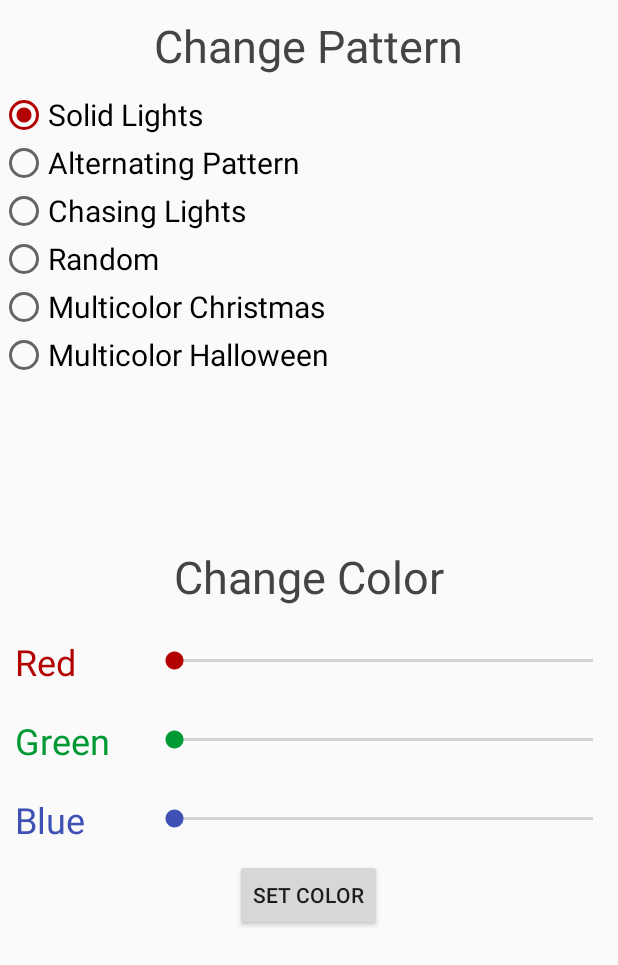
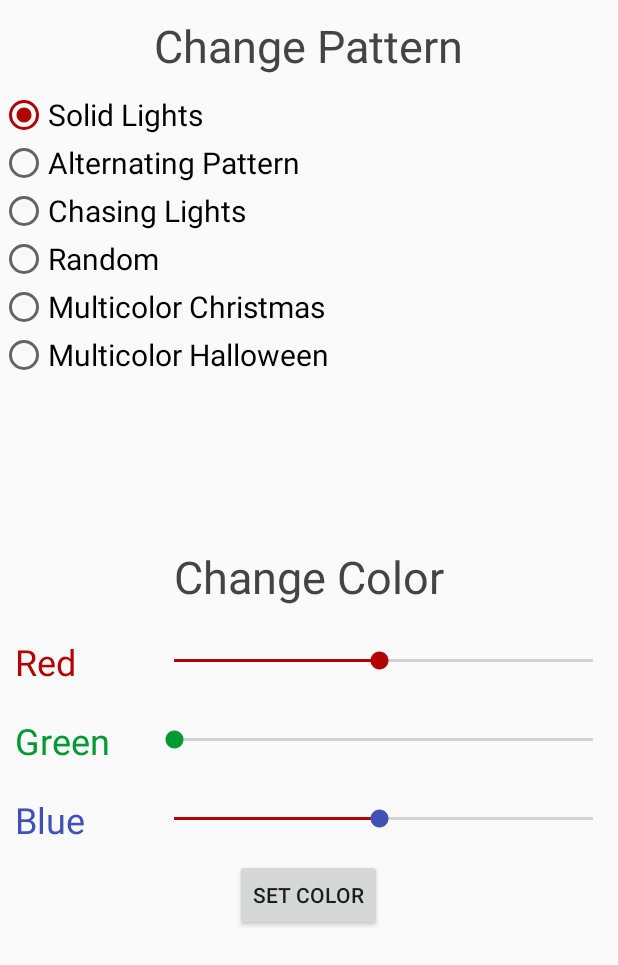
Before and after one commit to crflemin/smart-holiday-lights, an Android app: the Color_fragment screen opened directly, with no data from a screen before it, after a tap on "SET COLOR", on a phone screen of 412 x 824 dp. Shown: the top 965 px of the screen. Run offline under Robolectric (Android 15) with nearby library versions, the phone set to English and light mode, and no system bars; 1 statement that could not run was skipped.

Commit message:
Tested color fragment and changed button to send color command

```diff
--- a/android-studio-files/app/src/main/java/com/developer/pnolanre/finalproject/ArduinoBluetoothDevice.java
+++ b/android-studio-files/app/src/main/java/com/developer/pnolanre/finalproject/ArduinoBluetoothDevice.java
@@ -33,7 +33,7 @@ public class ArduinoBluetoothDevice {
     }
 
     public void changePattern(int patternIndex) throws ArduinoException {
-        if (patternIndex < 0 || patternIndex > mPatternCount)
+        if (patternIndex < 0 || patternIndex >= mPatternCount)
             throw new ArduinoException("Invalid pattern selection.");
 
         byte[] command = new byte[2];
--- a/android-studio-files/app/src/main/java/com/developer/pnolanre/finalproject/Color_fragment.java
+++ b/android-studio-files/app/src/main/java/com/developer/pnolanre/finalproject/Color_fragment.java
@@ -12,24 +12,36 @@ import android.widget.Toast;
 /**
  * Created by pnolanre on 11/23/2015.
  */
-public class Color_fragment extends Fragment implements SeekBar.OnSeekBarChangeListener {
+public class Color_fragment extends Fragment {
     private SeekBar red_bar;
     private SeekBar green_bar;
     private SeekBar blue_bar;
-    private Button setColor;
-    CustomizationInterface pCustomization;
+    private Button color_button;
+    private CustomizationInterface pCustomization;
     public int red_value, green_value, blue_value;
-
+    public static final int DEFAULT_RED = 125;
+    public static final int DEFAULT_GREEN = 0;
+    public static final int DEFAULT_BLUE = 125;
+    public static final int NUM_PATTERNS = 6;
 
     @Override
     public View onCreateView(LayoutInflater inflater, ViewGroup parent, Bundle savedInstanceState) {
         View v = inflater.inflate(R.layout.fragment_color, parent, false);
         pCustomization = (CustomizationInterface) getActivity();
         red_bar = (SeekBar) v.findViewById(R.id.red_bar);
+        red_bar.setProgress(DEFAULT_RED);
         green_bar = (SeekBar)v.findViewById(R.id.green_bar);
+        green_bar.setProgress(DEFAULT_GREEN);
         blue_bar = (SeekBar)v.findViewById(R.id.blue_bar);
+        blue_bar.setProgress(DEFAULT_BLUE);
+        color_button = (Button)v.findViewById(R.id.color_button);
+        color_button.setOnClickListener(new View.OnClickListener() {
+            @Override
+            public void onClick(View v) {
+                sendColor();
+            }
+        });
         red_bar.setOnSeekBarChangeListener(new SeekBar.OnSeekBarChangeListener() {
-            int red_value = 0;
 
             @Override
             public void onProgressChanged(SeekBar red_bar, int progress, boolean userInput) {
@@ -37,17 +49,12 @@ public class Color_fragment extends Fragment implements SeekBar.OnSeekBarChangeL
             }
 
             @Override
-            public void onStartTrackingTouch(SeekBar red_bar) {
-                Toast.makeText(getContext(), "Setting Red Value", Toast.LENGTH_SHORT).show();
-            }
+            public void onStartTrackingTouch(SeekBar red_bar) {}
 
             @Override
-            public void onStopTrackingTouch(SeekBar seekBar) {
-
-            }
+            public void onStopTrackingTouch(SeekBar seekBar) {}
         });
         green_bar.setOnSeekBarChangeListener(new SeekBar.OnSeekBarChangeListener() {
-            int green_value;
 
             @Override
             public void onProgressChanged(SeekBar green_bar, int progress, boolean userInput) {
@@ -55,18 +62,12 @@ public class Color_fragment extends Fragment implements SeekBar.OnSeekBarChangeL
             }
 
             @Override
-            public void onStartTrackingTouch(SeekBar seekBar) {
-                Toast.makeText(getContext(), "Setting Green Value", Toast.LENGTH_SHORT).show();
-                ;
-            }
+            public void onStartTrackingTouch(SeekBar seekBar) {}
 
             @Override
-            public void onStopTrackingTouch(SeekBar seekBar) {
-
-            }
+            public void onStopTrackingTouch(SeekBar seekBar) {}
         });
         blue_bar.setOnSeekBarChangeListener(new SeekBar.OnSeekBarChangeListener() {
-            int blue_value;
 
             @Override
             public void onProgressChanged(SeekBar blue_bar, int progress, boolean userInput) {
@@ -74,36 +75,16 @@ public class Color_fragment extends Fragment implements SeekBar.OnSeekBarChangeL
             }
 
             @Override
-            public void onStartTrackingTouch(SeekBar seekBar) {
-                Toast.makeText(getContext(), "Setting Blue Value", Toast.LENGTH_SHORT).show();
-                ;
-            }
+            public void onStartTrackingTouch(SeekBar seekBar) {}
 
             @Override
-            public void onStopTrackingTouch(SeekBar seekBar) {
-
-            }
+            public void onStopTrackingTouch(SeekBar seekBar) {}
         });
         return v;
     }
 
-    public void sendColor(View view) {
+    public void sendColor() {
         pCustomization.setColor(red_value, green_value, blue_value);
-
     }
 
-    @Override
-    public void onProgressChanged(SeekBar seekBar, int progress, boolean fromUser) {
-
-    }
-
-    @Override
-    public void onStartTrackingTouch(SeekBar seekBar) {
-
-    }
-
-    @Override
-    public void onStopTrackingTouch(SeekBar seekBar) {
-
-    }
 }
--- a/android-studio-files/app/src/main/res/layout/fragment_color.xml
+++ b/android-studio-files/app/src/main/res/layout/fragment_color.xml
@@ -84,7 +84,7 @@
 
     <Button
         android:layout_width="wrap_content"
-        android:id="@+id/setColor"
+        android:id="@+id/color_button"
         android:layout_height="wrap_content"
         android:layout_gravity="center_horizontal"
         android:text="@string/send_color_button"
```
Also changed, not shown: android-studio-files/app/src/main/java/com/developer/pnolanre/finalproject/CustomizationActivity.java (+4 -4 lines), 1 other file.
